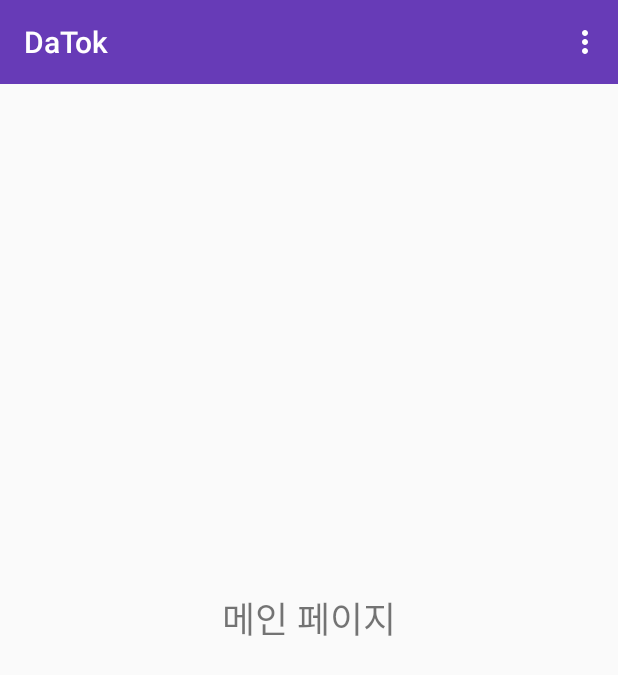
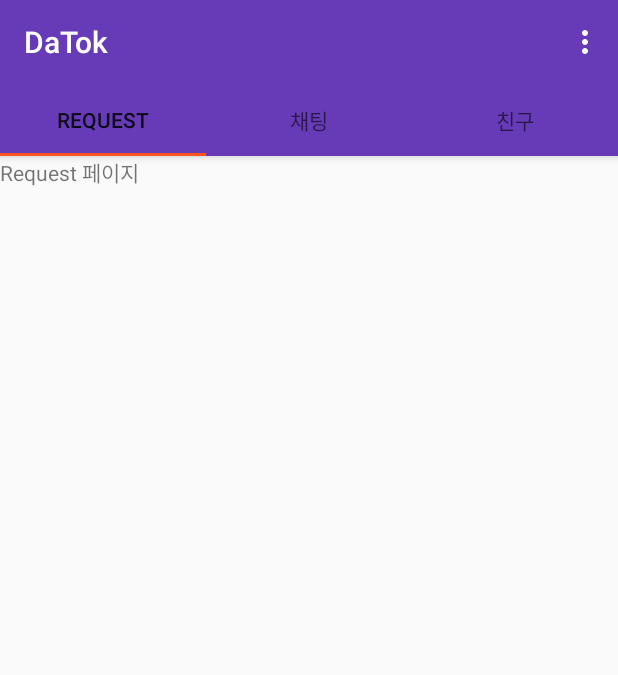
Before and after one commit to Kimsihwan/Datok, an Android app: the screen it shows after launch once a user with an empty profile is signed in (MainActivity), on a phone screen of 412 x 824 dp. Shown: the top 675 px of the screen. Run offline under Robolectric (Android 15) with nearby library versions, the phone set to English and light mode, and no system bars; our stand-ins replace Firebase (no records; nobody signed in at launch, a user with empty details on screens opened directly).

Commit message:
fragment 생성

```diff
--- a/app/build.gradle
+++ b/app/build.gradle
@@ -24,6 +24,7 @@ dependencies {
     implementation 'com.android.support:design:27.1.1'
     implementation 'com.android.support.constraint:constraint-layout:1.1.0'
     implementation 'com.google.firebase:firebase-auth:11.6.0'
+    implementation 'com.android.support:support-v4:27.1.1'
     testImplementation 'junit:junit:4.12'
     androidTestImplementation 'com.android.support.test:runner:1.0.2'
     androidTestImplementation 'com.android.support.test.espresso:espresso-core:3.0.2'
--- /dev/null
+++ b/app/src/main/java/com/example/test/datok/ChatsFragment.java
@@ -0,0 +1,29 @@
+package com.example.test.datok;
+
+
+import android.os.Bundle;
+import android.support.v4.app.Fragment;
+import android.view.LayoutInflater;
+import android.view.View;
+import android.view.ViewGroup;
+
+
+/**
+ * A simple {@link Fragment} subclass.
+ */
+public class ChatsFragment extends Fragment {
+
+
+    public ChatsFragment() {
+        // Required empty public constructor
+    }
+
+
+    @Override
+    public View onCreateView(LayoutInflater inflater, ViewGroup container,
+                             Bundle savedInstanceState) {
+        // Inflate the layout for this fragment
+        return inflater.inflate(R.layout.fragment_chats, container, false);
+    }
+
+}
--- a/app/src/main/java/com/example/test/datok/MainActivity.java
+++ b/app/src/main/java/com/example/test/datok/MainActivity.java
@@ -1,6 +1,8 @@
 package com.example.test.datok;
 
 import android.content.Intent;
+import android.support.design.widget.TabLayout;
+import android.support.v4.view.ViewPager;
 import android.support.v7.app.AppCompatActivity;
 import android.os.Bundle;
 import android.support.v7.widget.Toolbar;
@@ -16,6 +18,11 @@ public class MainActivity extends AppCompatActivity {
     private FirebaseAuth mAuth;
     private Toolbar mToolbar;
 
+    private ViewPager mViewPager;
+    private SectionPagerAdpater mSectionPagerAdpater;
+
+    private TabLayout mTabLayout;
+
     @Override
     protected void onCreate(Bundle savedInstanceState) {
         super.onCreate(savedInstanceState);
@@ -26,6 +33,15 @@ public class MainActivity extends AppCompatActivity {
         mToolbar = findViewById(R.id.main_page_toolbar);
         setSupportActionBar(mToolbar);
         getSupportActionBar().setTitle("DaTok");
+
+        //Tabs
+        mViewPager = findViewById(R.id.main_tapPager);
+        mSectionPagerAdpater = new SectionPagerAdpater(getSupportFragmentManager());
+
+        mViewPager.setAdapter(mSectionPagerAdpater);
+
+        mTabLayout = findViewById(R.id.main_tabs);
+        mTabLayout.setupWithViewPager(mViewPager);
 
 
     }
--- /dev/null
+++ b/app/src/main/java/com/example/test/datok/RequestsFragment.java
@@ -0,0 +1,29 @@
+package com.example.test.datok;
+
+
+import android.os.Bundle;
+import android.support.v4.app.Fragment;
+import android.view.LayoutInflater;
+import android.view.View;
+import android.view.ViewGroup;
+
+
+/**
+ * A simple {@link Fragment} subclass.
+ */
+public class RequestsFragment extends Fragment {
+
+
+    public RequestsFragment() {
+        // Required empty public constructor
+    }
+
+
+    @Override
+    public View onCreateView(LayoutInflater inflater, ViewGroup container,
+                             Bundle savedInstanceState) {
+        // Inflate the layout for this fragment
+        return inflater.inflate(R.layout.fragment_requests, container, false);
+    }
+
+}
--- /dev/null
+++ b/app/src/main/java/com/example/test/datok/SectionPagerAdpater.java
@@ -0,0 +1,53 @@
+package com.example.test.datok;
+
+import android.support.v4.app.Fragment;
+import android.support.v4.app.FragmentManager;
+import android.support.v4.app.FragmentPagerAdapter;
+
+class SectionPagerAdpater extends FragmentPagerAdapter {
+
+
+    public SectionPagerAdpater(FragmentManager fm) {
+        super(fm);
+    }
+
+    @Override
+    public Fragment getItem(int position) { // 화면 설정하기
+
+        switch (position) {
+            case 0:
+                RequestsFragment requestsFragment = new RequestsFragment();
+                return requestsFragment;
+
+            case 1:
+                ChatsFragment chatsFragment = new ChatsFragment();
+                return chatsFragment;
+            case 2:
+                FriendsFragment friendsFragment = new FriendsFragment();
+                return friendsFragment;
+
+            default:
+                return null;
+        }
+    }
+
+    @Override
+    public int getCount() {
+        return 3;
+    }
+
+    public CharSequence getPageTitle(int position) { // 상단 페이지 이름 지정하기
+
+        switch (position) {
+            case 0:
+                return "REQUEST";
+            case 1:
+                return "채팅";
+            case 2:
+                return "친구";
+            default:
+                return null;
+        }
+
+    }
+}
--- a/app/src/main/res/layout/activity_main.xml
+++ b/app/src/main/res/layout/activity_main.xml
@@ -6,17 +6,28 @@
     android:layout_height="match_parent"
     tools:context=".MainActivity">
 
-    <include layout="@layout/app_bar_layout" android:id="@+id/main_page_toolbar"/>
+    <android.support.design.widget.AppBarLayout
+        android:layout_width="match_parent"
+        android:layout_height="wrap_content"
+        android:id="@+id/main_tabs-1">
+        <include layout="@layout/app_bar_layout" android:id="@+id/main_page_toolbar"/>
 
-    <TextView
-        android:layout_width="wrap_content"
+        <android.support.design.widget.TabLayout
+            android:id="@+id/main_tabs"
+            android:layout_width="match_parent"
+            android:layout_height="wrap_content">
+
+        </android.support.design.widget.TabLayout>
+    </android.support.design.widget.AppBarLayout>
+
+    <android.support.v4.view.ViewPager
+        android:id="@+id/main_tapPager"
+        android:layout_width="match_parent"
         android:layout_height="wrap_content"
-        android:layout_centerInParent="true"
-        android:text="메인 페이지"
-        android:textSize="24sp"
-        app:layout_constraintBottom_toBottomOf="parent"
-        app:layout_constraintLeft_toLeftOf="parent"
-        app:layout_constraintRight_toRightOf="parent"
-        app:layout_constraintTop_toTopOf="parent" />
+        android:layout_alignParentStart="true"
+        android:layout_below="@id/main_tabs-1">
+
+    </android.support.v4.view.ViewPager>
+
 
 </RelativeLayout>
--- /dev/null
+++ b/app/src/main/res/layout/fragment_requests.xml
@@ -0,0 +1,14 @@
+<?xml version="1.0" encoding="utf-8"?>
+<FrameLayout xmlns:android="http://schemas.android.com/apk/res/android"
+    xmlns:tools="http://schemas.android.com/tools"
+    android:layout_width="match_parent"
+    android:layout_height="match_parent"
+    tools:context=".RequestsFragment">
+
+    <!-- TODO: Update blank fragment layout -->
+    <TextView
+        android:layout_width="match_parent"
+        android:layout_height="match_parent"
+        android:text="Request 페이지" />
+
+</FrameLayout>
--- a/app/src/main/res/values/strings.xml
+++ b/app/src/main/res/values/strings.xml
@@ -4,4 +4,7 @@
     <string name="display_name">Display Name</string>
     <string name="email">Email</string>
     <string name="password">Password</string>
+
+    <!-- TODO: Remove or change this placeholder text -->
+    <string name="hello_blank_fragment">Hello blank fragment</string>
 </resources>
```
Also changed, not shown: app/src/main/java/com/example/test/datok/FriendsFragment.java (added, +29 -0 lines), app/src/main/java/com/example/test/datok/LoginActivity.java (+1 -0 lines), app/src/main/java/com/example/test/datok/RegisterActivity.java (+1 -0 lines), app/src/main/res/layout/fragment_chats.xml (added, +14 -0 lines), app/src/main/res/layout/fragment_friends.xml (added, +14 -0 lines).
